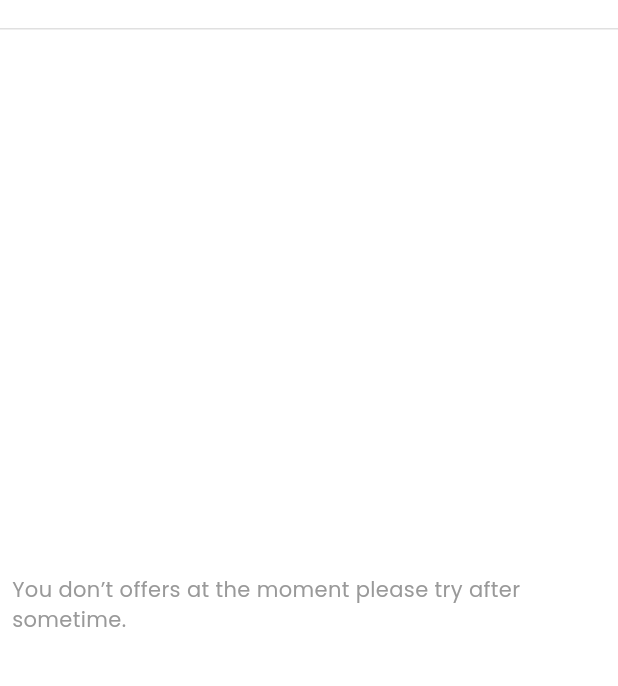
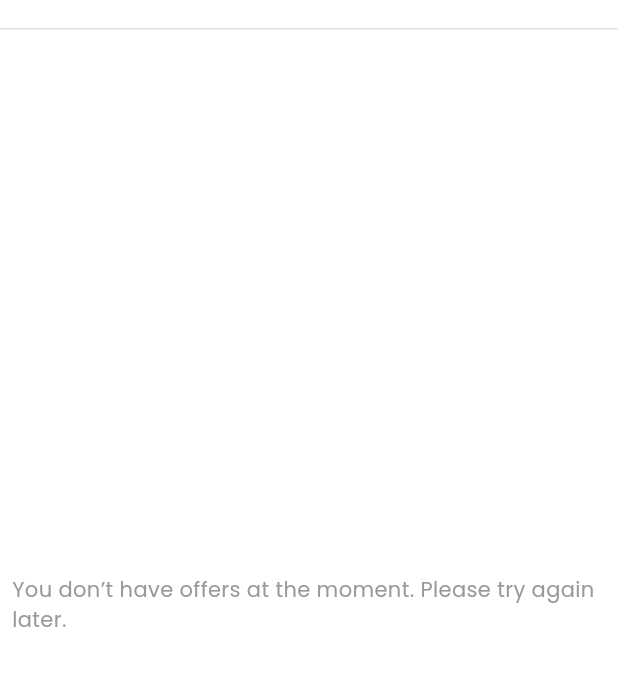
Before and after one commit to udaytejach/mana_driver, a Flutter app: the OffersScreen screen opened directly, on a phone screen of 412 x 824 dp, the part 56-742 px from its top. Run offline on Flutter 3.47's test engine with Material 3 defaults, Android fonts, the phone set to English and light mode, and no system bars; our stand-ins replace carousel_slider, country_picker, dotted_border, dotted_line, google_fonts, image_picker and 2 more.

Commit message:
ui fixes done

```diff
--- a/lib/Bottom_NavigationBar/menuScreen.dart
+++ b/lib/Bottom_NavigationBar/menuScreen.dart
@@ -218,6 +218,7 @@ class _MenuScreenState extends State<MenuScreen> {
               fontWeight: FontWeight.w600,
             ),
             content: Column(
+              crossAxisAlignment: CrossAxisAlignment.start,
               mainAxisSize: MainAxisSize.min,
               children: [
                 CustomTextField(
@@ -230,6 +231,7 @@ class _MenuScreenState extends State<MenuScreen> {
                   textcolor: KblackColor,
                   fontSize: 18,
                   fontWeight: FontWeight.w600,
+                  textAlign: TextAlign.start,
                 ),
                 const SizedBox(height: 10),
                 Pinput(
--- a/lib/Sidemenu/helpAndSupportScreen.dart
+++ b/lib/Sidemenu/helpAndSupportScreen.dart
@@ -80,15 +80,14 @@ class HelpAndSupport extends StatelessWidget {
                         ),
                         SizedBox(height: 16),
 
-                        Center(
-                          child: SizedBox(
+                        SizedBox(
                           width: 190,
                           child: CustomText(
                             text: "How can I help you today?",
                             fontSize: 24,
                             fontWeight: FontWeight.w700,
                             textcolor: Color(0xFFFF6B00),
-                            ),
+                            textAlign: TextAlign.center,
                           ),
                         ),
                         SizedBox(height: 12),
--- a/lib/Sidemenu/offersScreen.dart
+++ b/lib/Sidemenu/offersScreen.dart
@@ -47,11 +47,18 @@ class OffersScreen extends StatelessWidget {
       body: Center(
         child: Padding(
           padding: const EdgeInsets.all(8.0),
-          child: CustomText(
-            text: 'You don’t offers at the moment please try after sometime.',
-            fontSize: 14,
-            fontWeight: FontWeight.w400,
-            textcolor: kseegreyColor,
+          child: SizedBox(
+            width: double.infinity,
+            child: Align(
+              alignment: Alignment.center,
+              child: CustomText(
+                text:
+                    'You don’t have offers at the moment. Please try again later.',
+                fontSize: 14,
+                fontWeight: FontWeight.w400,
+                textcolor: kseegreyColor,
+              ),
+            ),
           ),
         ),
       ),
--- a/lib/Widgets/customText.dart
+++ b/lib/Widgets/customText.dart
@@ -8,6 +8,7 @@ class CustomText extends StatelessWidget {
   final Color textcolor;
   final bool underline;
   final Color? underlineColor;
+  final TextAlign? textAlign;
 
   const CustomText({
     super.key,
@@ -17,6 +18,7 @@ class CustomText extends StatelessWidget {
     required this.textcolor,
     this.underline = false,
     this.underlineColor,
+    this.textAlign,
   });
 
   @override
```
Lines whose indentation alone changed are shown as unchanged.
